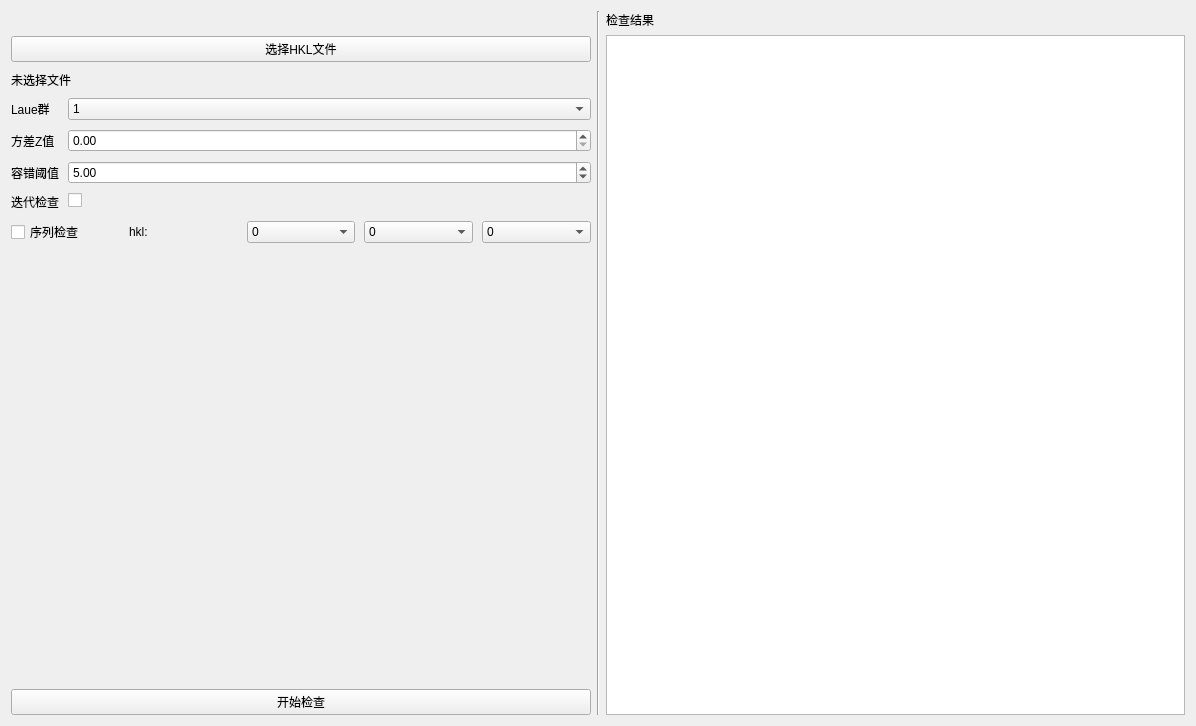
This is crystaltoolgui/qt/tabhklchecker.ui in jingshenSN2/CrystalTool as Qt 5 draws it before an edit. The edited form follows.
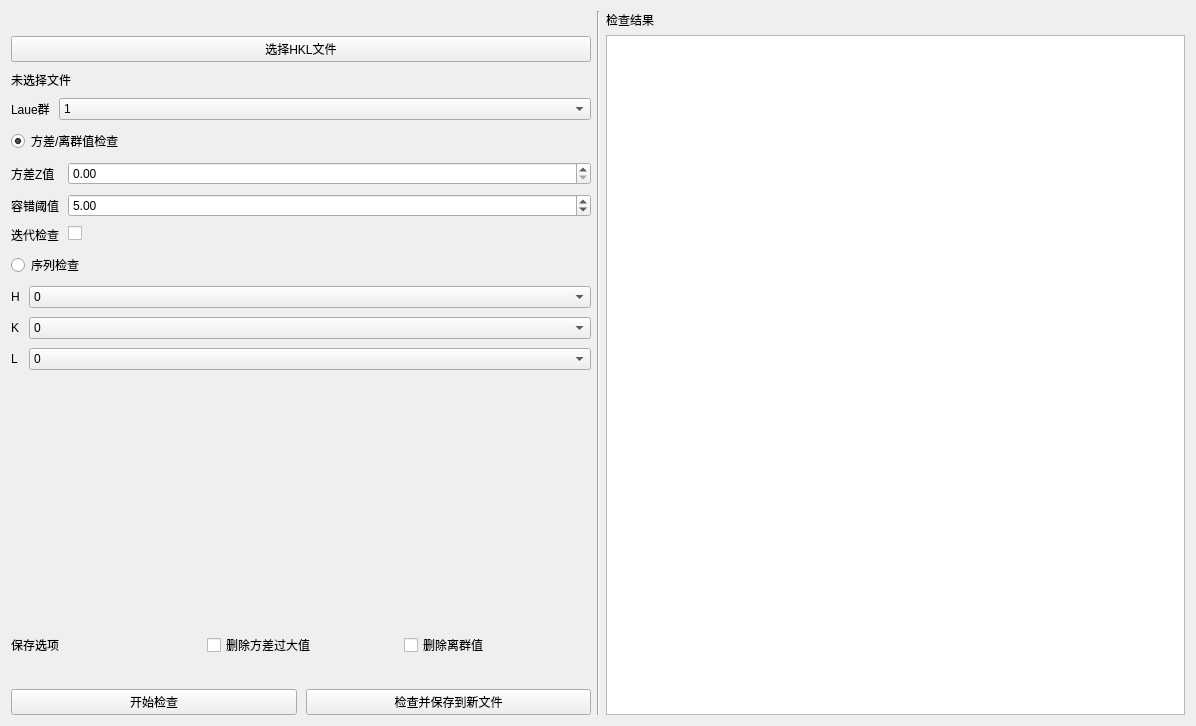
This is the edited form.

What changed in the file:
```diff
--- a/crystaltoolgui/qt/tabhklchecker.ui
+++ b/crystaltoolgui/qt/tabhklchecker.ui
@@ -15,7 +15,7 @@
   </property>
   <layout class="QHBoxLayout" name="horizontalLayout_2" stretch="1,0,1">
    <item>
-    <layout class="QVBoxLayout" name="vL_check_1" stretch="0,0,0,0,0,0,0">
+    <layout class="QVBoxLayout" name="vL_check_1" stretch="0,0,0,0,0,0,0,0,0,0,0">
      <property name="spacing">
       <number>9</number>
      </property>
@@ -37,15 +37,15 @@
       </widget>
      </item>
      <item>
-      <layout class="QFormLayout" name="fL_check">
-       <item row="0" column="0">
+      <layout class="QFormLayout" name="formLayout_2">
+       <item row="1" column="0">
         <widget class="QLabel" name="l_check_laue">
          <property name="text">
           <string>Laue群</string>
          </property>
         </widget>
        </item>
-       <item row="0" column="1">
+       <item row="1" column="1">
         <widget class="QComboBox" name="cB_check_laue">
          <item>
           <property name="text">
@@ -124,6 +124,33 @@
          </item>
         </widget>
        </item>
+      </layout>
+     </item>
+     <item>
+      <widget class="QRadioButton" name="rB_check_varout">
+       <property name="text">
+        <string>方差/离群值检查</string>
+       </property>
+       <property name="checked">
+        <bool>true</bool>
+       </property>
+      </widget>
+     </item>
+     <item>
+      <layout class="QFormLayout" name="fL_check">
+       <property name="horizontalSpacing">
+        <number>-1</number>
+       </property>
+       <item row="1" column="0">
+        <widget class="QLabel" name="l_check_z_value">
+         <property name="text">
+          <string>方差Z值</string>
+         </property>
+        </widget>
+       </item>
+       <item row="1" column="1">
+        <widget class="QDoubleSpinBox" name="dSB_check_z_value"/>
+       </item>
        <item row="2" column="0">
         <widget class="QLabel" name="l_check_error_rate">
          <property name="text">
@@ -141,13 +168,6 @@
          </property>
         </widget>
        </item>
-       <item row="1" column="0">
-        <widget class="QLabel" name="l_check_z_value">
-         <property name="text">
-          <string>方差Z值</string>
-         </property>
-        </widget>
-       </item>
        <item row="3" column="0">
         <widget class="QLabel" name="l_check_recursive">
          <property name="text">
@@ -155,9 +175,6 @@
          </property>
         </widget>
        </item>
-       <item row="1" column="1">
-        <widget class="QDoubleSpinBox" name="dSB_check_z_value"/>
-       </item>
        <item row="3" column="1">
         <widget class="QCheckBox" name="cB_check_recursive">
          <property name="text">
@@ -168,25 +185,39 @@
       </layout>
      </item>
      <item>
-      <layout class="QHBoxLayout" name="hL_check_seq">
-       <item>
-        <widget class="QCheckBox" name="cB_check_seq">
+      <widget class="QRadioButton" name="rB_check_seq">
+       <property name="text">
+        <string>序列检查</string>
+       </property>
+      </widget>
+     </item>
+     <item>
+      <layout class="QFormLayout" name="formLayout">
+       <item row="0" column="0">
+        <widget class="QLabel" name="l_check_seq_h">
          <property name="text">
-          <string>序列检查</string>
+          <string>H</string>
          </property>
         </widget>
        </item>
-       <item>
-        <widget class="QLabel" name="l_check_seq">
+       <item row="1" column="0">
+        <widget class="QLabel" name="l_check_seq_k">
          <property name="text">
-          <string>hkl:</string>
+          <string>K</string>
          </property>
          <property name="alignment">
           <set>Qt::AlignLeading|Qt::AlignLeft|Qt::AlignVCenter</set>
          </property>
         </widget>
        </item>
-       <item>
+       <item row="2" column="0">
+        <widget class="QLabel" name="l_check_seq_l">
+         <property name="text">
+          <string>L</string>
+         </property>
+        </widget>
+       </item>
+       <item row="0" column="1">
         <widget class="QComboBox" name="cB_check_seqh">
          <item>
           <property name="text">
@@ -220,7 +251,7 @@
          </item>
         </widget>
        </item>
-       <item>
+       <item row="1" column="1">
         <widget class="QComboBox" name="cB_check_seqk">
          <item>
           <property name="text">
@@ -254,7 +285,7 @@
          </item>
         </widget>
        </item>
-       <item>
+       <item row="2" column="1">
         <widget class="QComboBox" name="cB_check_seql">
          <item>
           <property name="text">
@@ -303,6 +334,31 @@
        </property>
       </spacer>
      </item>
+     <item>
+      <layout class="QHBoxLayout" name="horizontalLayout">
+       <item>
+        <widget class="QLabel" name="l_check_save_opt">
+         <property name="text">
+          <string>保存选项</string>
+         </property>
+        </widget>
+       </item>
+       <item>
+        <widget class="QCheckBox" name="cB_check_delete_var">
+         <property name="text">
+          <string>删除方差过大值</string>
+         </property>
+        </widget>
+       </item>
+       <item>
+        <widget class="QCheckBox" name="cB_check_delete_outlier">
+         <property name="text">
+          <string>删除离群值</string>
+         </property>
+        </widget>
+       </item>
+      </layout>
+     </item>
      <item>
       <widget class="QLabel" name="l_check_result">
        <property name="text">
@@ -319,6 +375,13 @@
          </property>
         </widget>
        </item>
+       <item>
+        <widget class="QPushButton" name="pB_check_with_save">
+         <property name="text">
+          <string>检查并保存到新文件</string>
+         </property>
+        </widget>
+       </item>
       </layout>
      </item>
     </layout>
```
